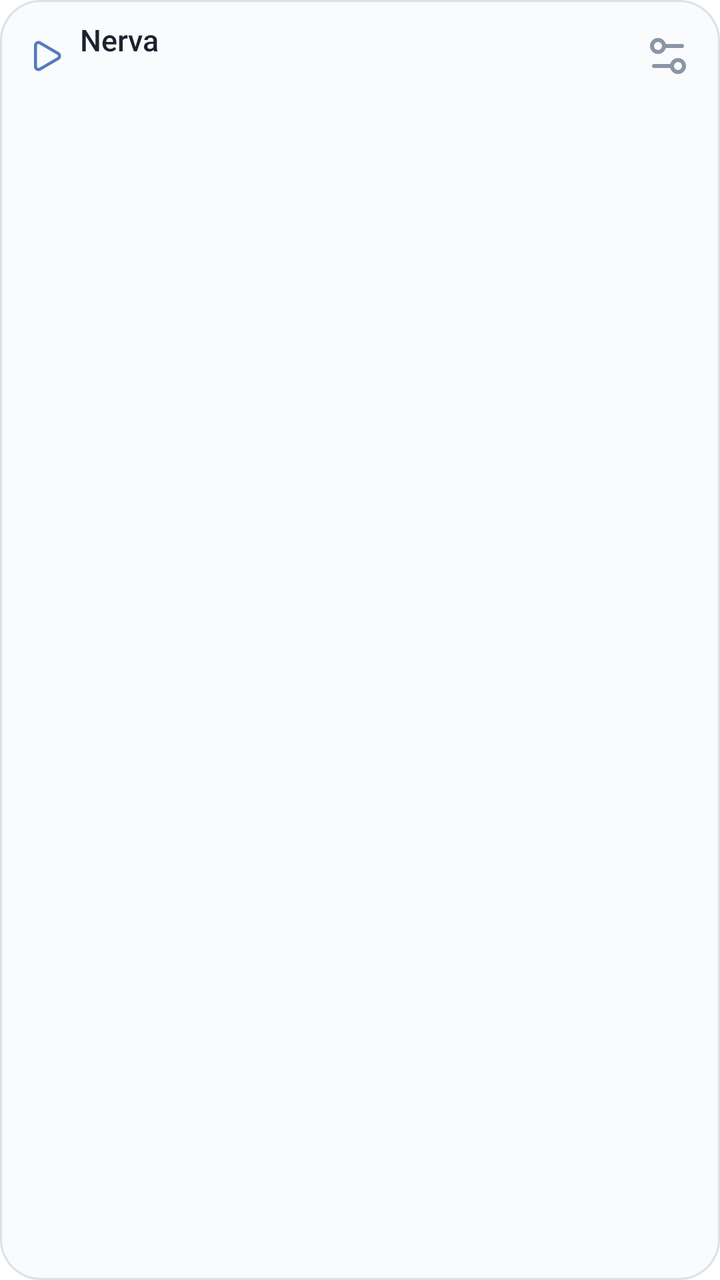
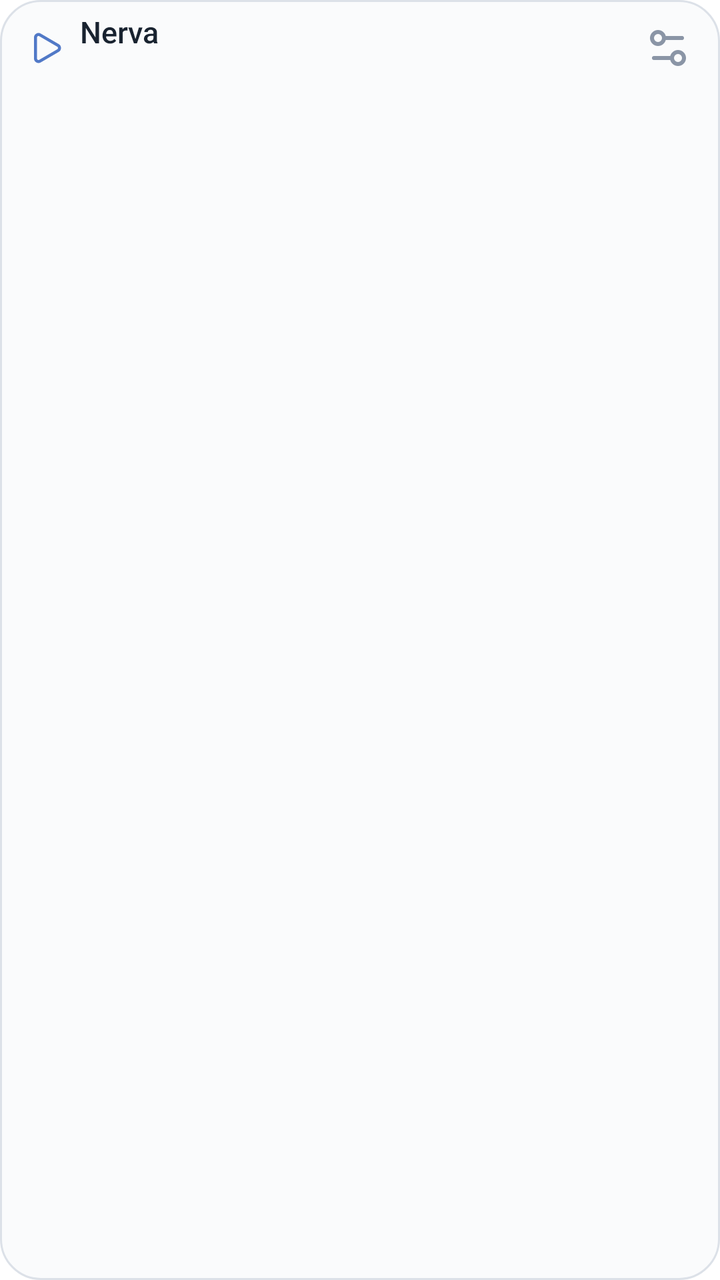

The first picture is an Android layout as it rendered before a commit; the second is the same layout after the commit. The layout source and the unified diff follow.
<!-- AndroidManifest.xml: application theme Theme.nerva -->
<!-- res/layout/nerva_widget.xml -->
<LinearLayout xmlns:android="http://schemas.android.com/apk/res/android"
    android:id="@android:id/background" android:layout_width="match_parent" android:layout_height="match_parent"
    android:orientation="vertical" android:paddingStart="14dp" android:paddingEnd="6dp" android:paddingTop="8dp" android:paddingBottom="10dp"
    android:background="@drawable/widget_surface_light">

    
    <LinearLayout android:id="@+id/widget_header" android:layout_width="match_parent" android:layout_height="40dp" android:gravity="center_vertical">
        <LinearLayout android:id="@+id/widget_open" android:layout_width="0dp" android:layout_weight="1" android:layout_height="match_parent" android:gravity="center_vertical" android:background="?android:attr/selectableItemBackground">
            <ImageView android:id="@+id/widget_kind_icon" android:layout_width="18dp" android:layout_height="18dp" android:src="@drawable/widget_ic_play" android:tint="#5179C7" android:importantForAccessibility="no" />
            <LinearLayout android:layout_width="0dp" android:layout_weight="1" android:layout_height="wrap_content" android:orientation="vertical" android:layout_marginStart="8dp">
                <TextView android:id="@+id/widget_title" android:layout_width="match_parent" android:layout_height="wrap_content" android:text="Nerva" android:textColor="#192330" android:textSize="15sp" android:fontFamily="sans-serif-medium" android:maxLines="1" android:ellipsize="end" />
                <TextView android:id="@+id/widget_subtitle" android:layout_width="match_parent" android:layout_height="wrap_content" android:textColor="#596575" android:textSize="12sp" android:maxLines="1" android:ellipsize="end" />
            </LinearLayout>
        </LinearLayout>
        <ImageButton android:id="@+id/widget_action" android:layout_width="44dp" android:layout_height="40dp" android:src="@drawable/widget_ic_add" android:tint="#5179C7" android:padding="10dp" android:background="?android:attr/selectableItemBackgroundBorderless" android:contentDescription="Add" android:visibility="gone" />
        <ImageButton android:id="@+id/widget_configure" android:layout_width="40dp" android:layout_height="40dp" android:src="@drawable/widget_ic_configure" android:tint="#8A95A6" android:padding="11dp" android:background="?android:attr/selectableItemBackgroundBorderless" android:contentDescription="Configure widget" />
    </LinearLayout>

    <FrameLayout android:layout_width="match_parent" android:layout_height="0dp" android:layout_weight="1" android:layout_marginTop="2dp">

        
        <RelativeLayout android:id="@+id/widget_timer" android:layout_width="match_parent" android:layout_height="match_parent" android:visibility="gone">
            <ImageButton android:id="@+id/widget_primary" android:layout_width="56dp" android:layout_height="56dp" android:layout_alignParentEnd="true" android:layout_centerVertical="true" android:layout_marginEnd="6dp" android:src="@drawable/widget_ic_play" android:tint="#FFFFFF" android:padding="14dp" android:background="@drawable/widget_fab" android:contentDescription="Start session" />
            <LinearLayout android:layout_width="match_parent" android:layout_height="wrap_content" android:layout_centerVertical="true" android:orientation="vertical" android:layout_toStartOf="@id/widget_primary" android:layout_marginEnd="8dp">
                <Chronometer android:id="@+id/widget_countdown" android:layout_width="match_parent" android:layout_height="wrap_content" android:fontFamily="sans-serif-medium" android:textSize="40sp" android:textColor="#192330" android:maxLines="1" android:countDown="true" android:letterSpacing="-0.03" />
                <TextView android:id="@+id/widget_remaining" android:layout_width="match_parent" android:layout_height="wrap_content" android:textSize="40sp" android:fontFamily="sans-serif-medium" android:textColor="#192330" android:maxLines="1" android:letterSpacing="-0.03" android:visibility="gone" />
                <TextView android:id="@+id/widget_phase" android:layout_width="match_parent" android:layout_height="wrap_content" android:textSize="13sp" android:textColor="#596575" android:maxLines="2" android:ellipsize="end" />
                <ProgressBar android:id="@+id/widget_progress" style="?android:attr/progressBarStyleHorizontal" android:layout_width="match_parent" android:layout_height="6dp" android:layout_marginTop="10dp" android:progressTint="#5179C7" android:progressBackgroundTint="#B3C0D3" android:max="100" />
            </LinearLayout>
        </RelativeLayout>

        
        <ListView android:id="@+id/widget_list" android:layout_width="match_parent" android:layout_height="match_parent" android:divider="@null" android:dividerHeight="0dp" android:visibility="gone" />

        
        <TextView android:id="@+id/widget_note" android:layout_width="match_parent" android:layout_height="match_parent" android:gravity="top" android:paddingTop="2dp" android:paddingEnd="8dp" android:textSize="14sp" android:textColor="#192330" android:lineSpacingExtra="3dp" android:maxLines="8" android:ellipsize="end" android:visibility="gone" />

        
        <TextView android:id="@+id/widget_empty" android:layout_width="match_parent" android:layout_height="match_parent" android:gravity="center" android:paddingEnd="8dp" android:text="Ready" android:textColor="#596575" android:textSize="14sp" android:visibility="gone" />

        
        <TextView android:id="@+id/widget_undo" android:layout_width="wrap_content" android:layout_height="40dp" android:minWidth="72dp" android:layout_gravity="bottom|end" android:layout_marginEnd="8dp" android:paddingStart="14dp" android:paddingEnd="14dp" android:gravity="center" android:text="Undo" android:textSize="13sp" android:fontFamily="sans-serif-medium" android:textColor="#FFFFFF" android:background="@drawable/widget_pill" android:visibility="gone" />
    </FrameLayout>
</LinearLayout>
<!-- resources referenced by this layout -->
<resources>
  <!-- drawable widget_fab (drawable) -->
  <shape xmlns:android="http://schemas.android.com/apk/res/android" android:shape="oval">
      <solid android:color="#5179C7" />
  </shape>
  <!-- drawable widget_ic_add (drawable) -->
  <vector xmlns:android="http://schemas.android.com/apk/res/android" android:width="24dp" android:height="24dp" android:viewportWidth="24" android:viewportHeight="24">
      <path android:pathData="M5 12h14" android:fillColor="@android:color/transparent" android:strokeColor="#5179C7" android:strokeWidth="2" android:strokeLineCap="round" android:strokeLineJoin="round" />
      <path android:pathData="M12 5v14" android:fillColor="@android:color/transparent" android:strokeColor="#5179C7" android:strokeWidth="2" android:strokeLineCap="round" android:strokeLineJoin="round" />
  </vector>
  <!-- drawable widget_ic_configure (drawable) -->
  <vector xmlns:android="http://schemas.android.com/apk/res/android" android:width="24dp" android:height="24dp" android:viewportWidth="24" android:viewportHeight="24">
      <path android:pathData="M14 17H5" android:fillColor="@android:color/transparent" android:strokeColor="#5179C7" android:strokeWidth="2" android:strokeLineCap="round" android:strokeLineJoin="round" />
      <path android:pathData="M19 7h-9" android:fillColor="@android:color/transparent" android:strokeColor="#5179C7" android:strokeWidth="2" android:strokeLineCap="round" android:strokeLineJoin="round" />
      <path android:pathData="M14,17 a3,3 0 1,0 6,0 a3,3 0 1,0 -6,0" android:fillColor="@android:color/transparent" android:strokeColor="#5179C7" android:strokeWidth="2" android:strokeLineCap="round" android:strokeLineJoin="round" />
      <path android:pathData="M4,7 a3,3 0 1,0 6,0 a3,3 0 1,0 -6,0" android:fillColor="@android:color/transparent" android:strokeColor="#5179C7" android:strokeWidth="2" android:strokeLineCap="round" android:strokeLineJoin="round" />
  </vector>
  <!-- drawable widget_ic_play (drawable) -->
  <vector xmlns:android="http://schemas.android.com/apk/res/android" android:width="24dp" android:height="24dp" android:viewportWidth="24" android:viewportHeight="24">
      <path android:pathData="M5 5a2 2 0 0 1 3.008-1.728l11.997 6.998a2 2 0 0 1 .003 3.458l-12 7A2 2 0 0 1 5 19z" android:fillColor="@android:color/transparent" android:strokeColor="#5179C7" android:strokeWidth="2" android:strokeLineCap="round" android:strokeLineJoin="round" />
  </vector>
  <!-- drawable widget_pill (drawable) -->
  <shape xmlns:android="http://schemas.android.com/apk/res/android">
      <solid android:color="#CC192330" />
      <corners android:radius="18dp" />
  </shape>
  <!-- drawable widget_surface_light (drawable) -->
  <shape xmlns:android="http://schemas.android.com/apk/res/android">
      <solid android:color="#FAFBFC" />
      <stroke android:width="1dp" android:color="#DCE1E8" />
      <corners android:radius="20dp" />
  </shape>
  <style name="Theme.nerva" parent="Theme.MaterialComponents.DayNight.NoActionBar">
          
      </style>
</resources>

<!-- the commit's change to res/layout/nerva_widget.xml (unified diff, before → after) -->
@@ -1,6 +1,6 @@
 <LinearLayout xmlns:android="http://schemas.android.com/apk/res/android"
     android:id="@android:id/background" android:layout_width="match_parent" android:layout_height="match_parent"
-    android:orientation="vertical" android:paddingStart="14dp" android:paddingEnd="6dp" android:paddingTop="8dp" android:paddingBottom="10dp"
+    android:orientation="vertical" android:paddingStart="14dp" android:paddingEnd="6dp" android:paddingTop="4dp" android:paddingBottom="4dp"
     android:background="@drawable/widget_surface_light">
 
     
@@ -16,7 +16,7 @@
         <ImageButton android:id="@+id/widget_configure" android:layout_width="40dp" android:layout_height="40dp" android:src="@drawable/widget_ic_configure" android:tint="#8A95A6" android:padding="11dp" android:background="?android:attr/selectableItemBackgroundBorderless" android:contentDescription="Configure widget" />
     </LinearLayout>
 
-    <FrameLayout android:layout_width="match_parent" android:layout_height="0dp" android:layout_weight="1" android:layout_marginTop="2dp">
+    <FrameLayout android:layout_width="match_parent" android:layout_height="0dp" android:layout_weight="1" android:layout_marginTop="0dp">
 
         
         <RelativeLayout android:id="@+id/widget_timer" android:layout_width="match_parent" android:layout_height="match_parent" android:visibility="gone">
